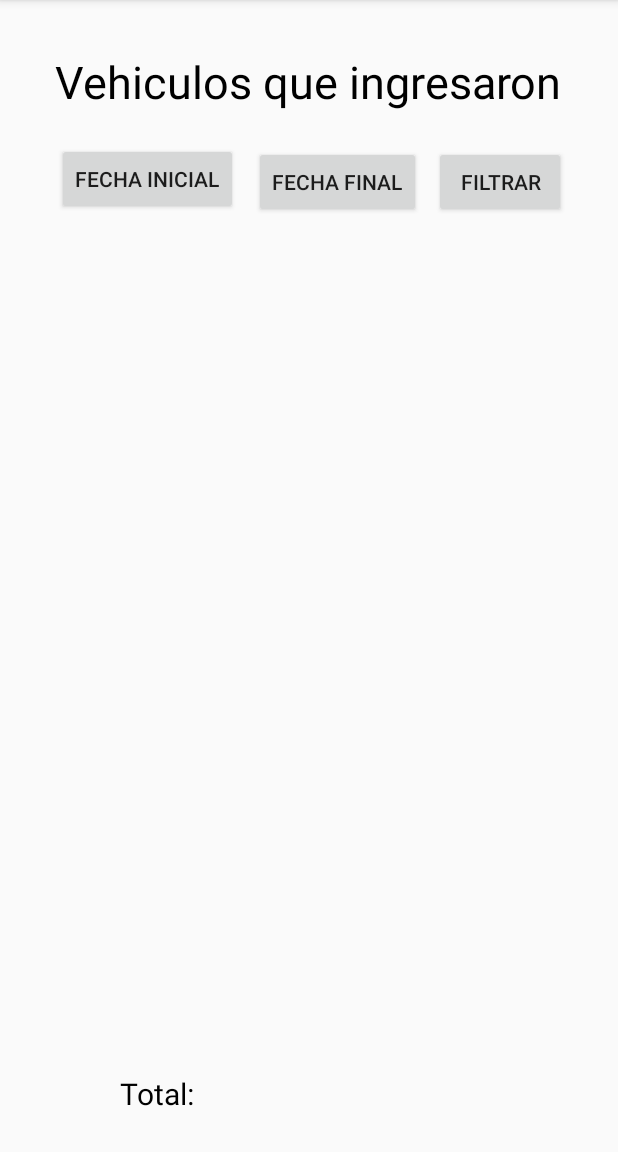
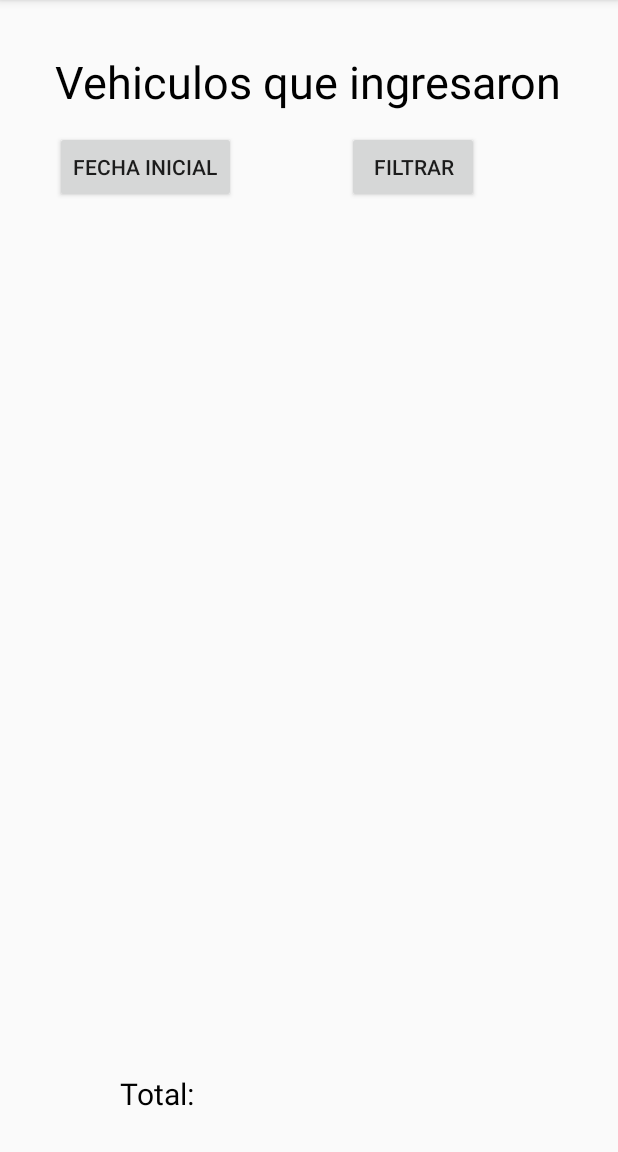
Before and after one commit to andresGarcia97/Reto1DispositivosMoviles, an Android app: the listaVehiculos screen opened directly, with no data from a screen before it, on a phone screen of 412 x 824 dp, the part 84-1236 px from its top. Run offline under Robolectric (Android 15) with nearby library versions, the phone set to English and light mode, and no system bars; our stand-ins replace Room's generated code.

Commit message:
Correciones Date picker
-Validaciones extra

```diff
--- a/app/src/main/java/com/co/movil/retos/reto3/listaVehiculos.java
+++ b/app/src/main/java/com/co/movil/retos/reto3/listaVehiculos.java
@@ -4,6 +4,7 @@ import android.app.DatePickerDialog;
 import android.os.Build;
 import android.os.Bundle;
 import android.view.View;
+import android.widget.Button;
 import android.widget.DatePicker;
 import android.widget.ListView;
 import android.widget.TextView;
@@ -19,7 +20,6 @@ import com.co.movil.retos.converter.Converter;
 import com.co.movil.retos.persistencia.DataBaseHelper;
 
 import java.util.Calendar;
-import java.util.Comparator;
 import java.util.Date;
 import java.util.List;
 import java.util.stream.Collectors;
@@ -33,10 +33,10 @@ public class listaVehiculos extends AppCompatActivity implements DatePickerDialo
     public AdapterVehiculo adapterVehiculo;
     public Double cantidad;
     private Calendar fechaInicial = null;
-    private Calendar fechaFinal = null;
-    private Calendar fechaSeleccionada = null;
+    private Calendar fechaActual = null;
     public DatePickerDialog datePickerDialog;
-    private String dateSelected;
+    private String dateSelected = "";
+    public Button buttonSeleccionFecha;
 
     @Override
     @RequiresApi(api = Build.VERSION_CODES.N)
@@ -54,10 +54,8 @@ public class listaVehiculos extends AppCompatActivity implements DatePickerDialo
         vehiculos = converter.convertToVehiculo(db.transaccionesVehiculo().findByValor(1.0));
         listViewVehiculos = findViewById(R.id.listViewVehiculos);
         cantidad = 0.0;
-        fechaInicial = Calendar.getInstance();
-        fechaFinal = Calendar.getInstance();
-
-
+        buttonSeleccionFecha = findViewById(R.id.buttonSeleccionFecha);
+        fechaActual = Calendar.getInstance();
     }
 
     @RequiresApi(api = Build.VERSION_CODES.N)
@@ -97,39 +95,36 @@ public class listaVehiculos extends AppCompatActivity implements DatePickerDialo
 
     @Override
     public void onDateSet(DatePicker datePicker, int year, int month, int day) {
-        fechaSeleccionada = Calendar.getInstance();
-        fechaSeleccionada.set(Calendar.YEAR, year);
-        fechaSeleccionada.set(Calendar.MONTH, month);
-        fechaSeleccionada.set(Calendar.DAY_OF_MONTH, day);
-        dateSelected = "Fecha: " + year + " / " + (month + 1) + " / " + day;
-        Toast.makeText(getApplication(), dateSelected, Toast.LENGTH_SHORT).show();
-        datePickerDialog.dismiss();
-    }
-
-    public void seleccionarFechaFinal(View view) {
-        showDatePicker();
-        fechaFinal = fechaSeleccionada;
+        fechaInicial = Calendar.getInstance();
+        fechaInicial.set(Calendar.YEAR, year);
+        fechaInicial.set(Calendar.MONTH, month);
+        fechaInicial.set(Calendar.DAY_OF_MONTH, day);
+        dateSelected = "Desde: " + year + "/" + (month + 1) + "/" + day + " Hasta: " +
+                fechaActual.get(Calendar.YEAR) + "/" + (fechaActual.get(Calendar.MONTH) + 1) + "/" + fechaActual.get(Calendar.DAY_OF_MONTH);
     }
 
     public void seleccionarFechaInicial(View view) {
         showDatePicker();
-        fechaInicial = fechaSeleccionada;
     }
 
     @RequiresApi(api = Build.VERSION_CODES.N)
     public void filtrarPorFechas(View view) {
-        Date dateFinal = fechaFinal.getTime();
+        if (fechaInicial == null || dateSelected.isEmpty()) {
+            Toast.makeText(getApplication(), R.string.noSeleccionoFecha, Toast.LENGTH_SHORT).show();
+        }
+        else if(fechaInicial.after(fechaActual)){
+            Toast.makeText(getApplication(), R.string.fechaInvalida, Toast.LENGTH_SHORT).show();
+        }
+        else {
+            buttonSeleccionFecha.setText(dateSelected);
             Date dateInicial = fechaInicial.getTime();
-        System.out.println("::la fehca"+ dateInicial.toString());
-
 
             this.vehiculos = this.vehiculos.stream()
-                .filter(vehiculo -> vehiculo.getFechaSalida().before(dateFinal))
                     .filter(vehiculo -> vehiculo.getFechaSalida().after(dateInicial))
-
                     .collect(Collectors.toList());
 
             crearListaVehiculos();
             calcularTotal();
         }
     }
+}
--- a/app/src/main/res/layout/activity_lista_vehiculos.xml
+++ b/app/src/main/res/layout/activity_lista_vehiculos.xml
@@ -46,49 +46,33 @@
         app:layout_constraintVertical_bias="0.666" />
 
     <Button
-        android:id="@+id/button8"
-        android:layout_width="wrap_content"
-        android:layout_height="wrap_content"
-        android:layout_marginStart="2dp"
-        android:layout_marginEnd="2dp"
-        android:onClick="seleccionarFechaInicial"
-        android:text="@string/seleccioneFechaInicial"
-        app:layout_constraintBottom_toTopOf="@+id/listViewVehiculos"
-        app:layout_constraintEnd_toEndOf="parent"
-        app:layout_constraintHorizontal_bias="0.125"
-        app:layout_constraintStart_toStartOf="parent"
-        app:layout_constraintTop_toBottomOf="@+id/textView8"
-        app:layout_constraintVertical_bias="0.631" />
-
-    <Button
-        android:id="@+id/button12"
+        android:id="@+id/buttonSeleccionFecha"
         android:layout_width="wrap_content"
         android:layout_height="wrap_content"
         android:layout_marginStart="2dp"
         android:layout_marginTop="2dp"
         android:layout_marginEnd="2dp"
         android:layout_marginBottom="2dp"
-        android:onClick="seleccionarFechaFinal"
-        android:text="@string/seleccionefechaFinal"
-        app:layout_constraintBottom_toBottomOf="@+id/button8"
+        android:onClick="seleccionarFechaInicial"
+        android:text="@string/seleccioneFechaInicial"
+        app:layout_constraintBottom_toTopOf="@+id/listViewVehiculos"
         app:layout_constraintEnd_toEndOf="parent"
-        app:layout_constraintHorizontal_bias="0.064"
-        app:layout_constraintStart_toEndOf="@+id/button8"
-        app:layout_constraintTop_toTopOf="@+id/button8"
-        app:layout_constraintVertical_bias="0.0" />
+        app:layout_constraintHorizontal_bias="0.121"
+        app:layout_constraintStart_toStartOf="parent"
+        app:layout_constraintTop_toBottomOf="@+id/textView8"
+        app:layout_constraintVertical_bias="0.368" />
 
     <Button
         android:id="@+id/button13"
         android:layout_width="wrap_content"
         android:layout_height="wrap_content"
-        android:layout_marginStart="2dp"
         android:layout_marginEnd="2dp"
         android:onClick="filtrarPorFechas"
         android:text="@string/filtrar"
-        app:layout_constraintBottom_toBottomOf="@+id/button12"
+        app:layout_constraintBottom_toBottomOf="@+id/buttonSeleccionFecha"
         app:layout_constraintEnd_toEndOf="parent"
-        app:layout_constraintHorizontal_bias="0.17"
-        app:layout_constraintStart_toEndOf="@+id/button12"
-        app:layout_constraintTop_toTopOf="@+id/button12"
+        app:layout_constraintHorizontal_bias="0.45"
+        app:layout_constraintStart_toEndOf="@+id/buttonSeleccionFecha"
+        app:layout_constraintTop_toTopOf="@+id/buttonSeleccionFecha"
         app:layout_constraintVertical_bias="0.0" />
 </androidx.constraintlayout.widget.ConstraintLayout>
--- a/app/src/main/res/values/strings.xml
+++ b/app/src/main/res/values/strings.xml
@@ -54,4 +54,5 @@
     <string name="seleccionefechaFinal">Fecha Final</string>
     <string name="filtrar">Filtrar</string>
     <string name="seleccioneAmbasFechas">Por favor Seleccione ambas fechas</string>
+    <string name="fechaInvalida">La fecha es hoy ó no pasado todavia</string>
 </resources>
```
Lines whose indentation alone changed are shown as unchanged.
